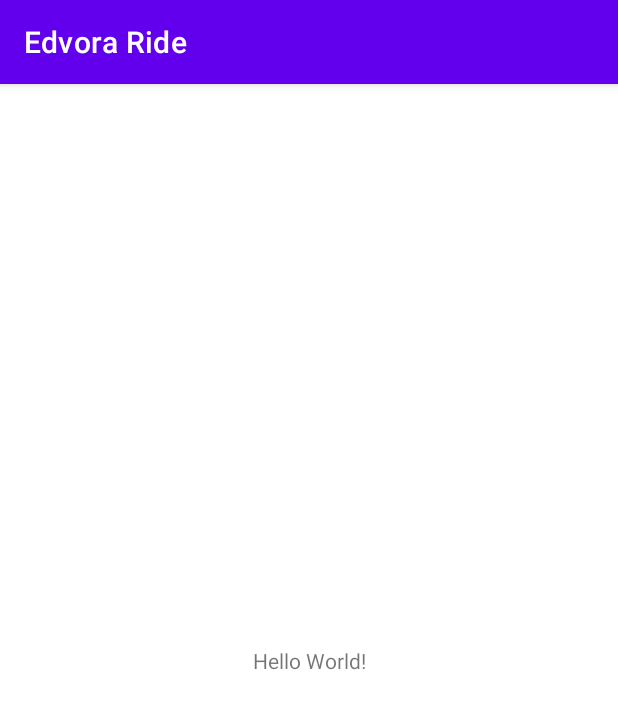
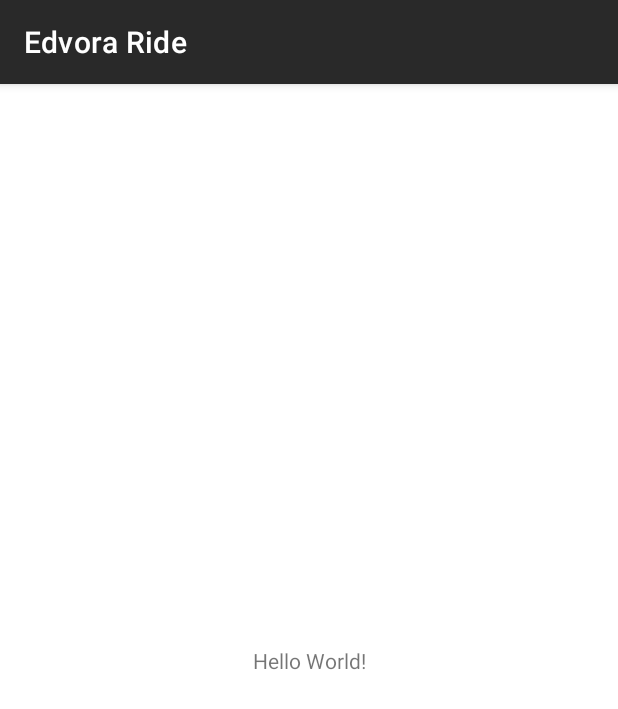
Before and after one commit to mohammedysamir/Edvora_Ride, an Android app: the screen it shows after launch (MainActivity), on a phone screen of 412 x 824 dp. Shown: the top 709 px of the screen. Run offline under Robolectric (Android 15) with nearby library versions, the phone set to English and light mode, and no system bars.

Commit message:
Add: define color and themes for the application.

```diff
--- a/app/src/main/res/values-night/themes.xml
+++ b/app/src/main/res/values-night/themes.xml
@@ -2,15 +2,11 @@
     <!-- Base application theme. -->
     <style name="Theme.EdvoraRide" parent="Theme.MaterialComponents.DayNight.DarkActionBar">
         <!-- Primary brand color. -->
-        <item name="colorPrimary">@color/purple_200</item>
-        <item name="colorPrimaryVariant">@color/purple_700</item>
-        <item name="colorOnPrimary">@color/black</item>
-        <!-- Secondary brand color. -->
-        <item name="colorSecondary">@color/teal_200</item>
-        <item name="colorSecondaryVariant">@color/teal_200</item>
-        <item name="colorOnSecondary">@color/black</item>
+        <item name="colorPrimary">@color/grey</item>
+        <item name="colorPrimaryVariant">@color/dark_grey</item>
+        <item name="colorOnPrimary">@color/white</item>
         <!-- Status bar color. -->
-        <item name="android:statusBarColor" tools:targetApi="l">?attr/colorPrimaryVariant</item>
+        <item name="android:statusBarColor" tools:targetApi="l">@color/black</item>
         <!-- Customize your theme here. -->
     </style>
 </resources>
--- a/app/src/main/res/values/colors.xml
+++ b/app/src/main/res/values/colors.xml
@@ -1,10 +1,8 @@
 <?xml version="1.0" encoding="utf-8"?>
 <resources>
-    <color name="purple_200">#FFBB86FC</color>
-    <color name="purple_500">#FF6200EE</color>
-    <color name="purple_700">#FF3700B3</color>
-    <color name="teal_200">#FF03DAC5</color>
-    <color name="teal_700">#FF018786</color>
-    <color name="black">#FF000000</color>
+    <color name="grey">#292929</color>
+    <color name="black">#101010</color>
+    <color name="dark_grey">#171717</color>
     <color name="white">#FFFFFFFF</color>
+    <color name="unselected_text">#D0CBCB</color>
 </resources>
--- a/app/src/main/res/values/themes.xml
+++ b/app/src/main/res/values/themes.xml
@@ -2,15 +2,11 @@
     <!-- Base application theme. -->
     <style name="Theme.EdvoraRide" parent="Theme.MaterialComponents.DayNight.DarkActionBar">
         <!-- Primary brand color. -->
-        <item name="colorPrimary">@color/purple_500</item>
-        <item name="colorPrimaryVariant">@color/purple_700</item>
+        <item name="colorPrimary">@color/grey</item>
+        <item name="colorPrimaryVariant">@color/dark_grey</item>
         <item name="colorOnPrimary">@color/white</item>
-        <!-- Secondary brand color. -->
-        <item name="colorSecondary">@color/teal_200</item>
-        <item name="colorSecondaryVariant">@color/teal_700</item>
-        <item name="colorOnSecondary">@color/black</item>
         <!-- Status bar color. -->
-        <item name="android:statusBarColor" tools:targetApi="l">?attr/colorPrimaryVariant</item>
+        <item name="android:statusBarColor" tools:targetApi="l">@color/black</item>
         <!-- Customize your theme here. -->
     </style>
 </resources>
```
